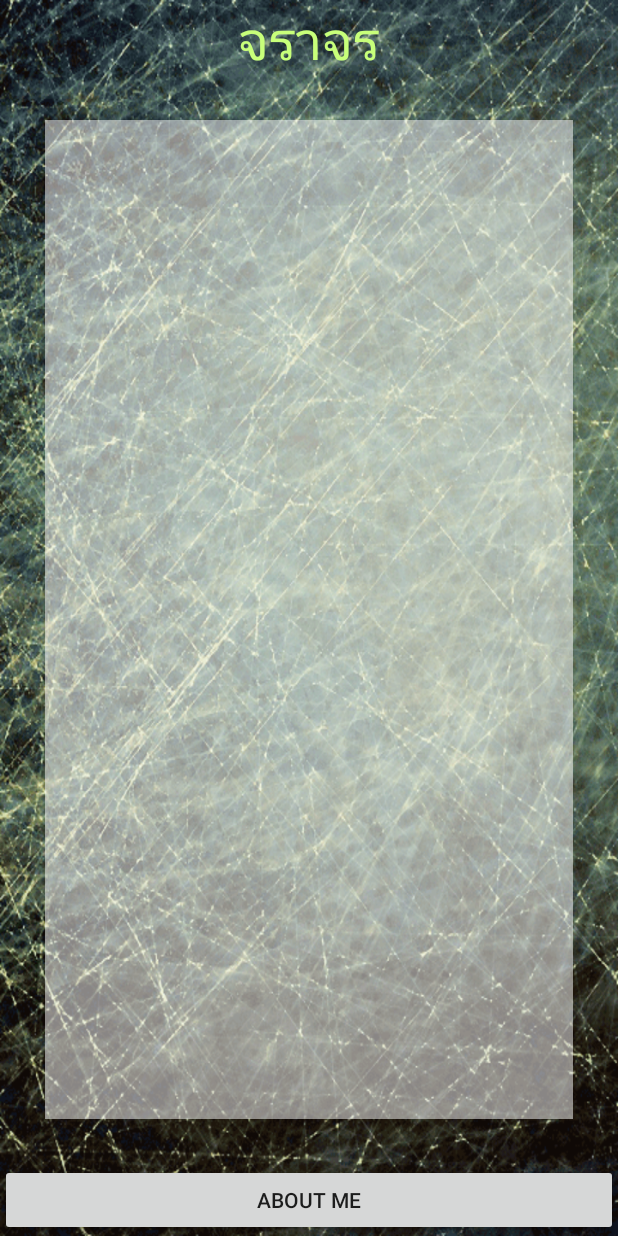
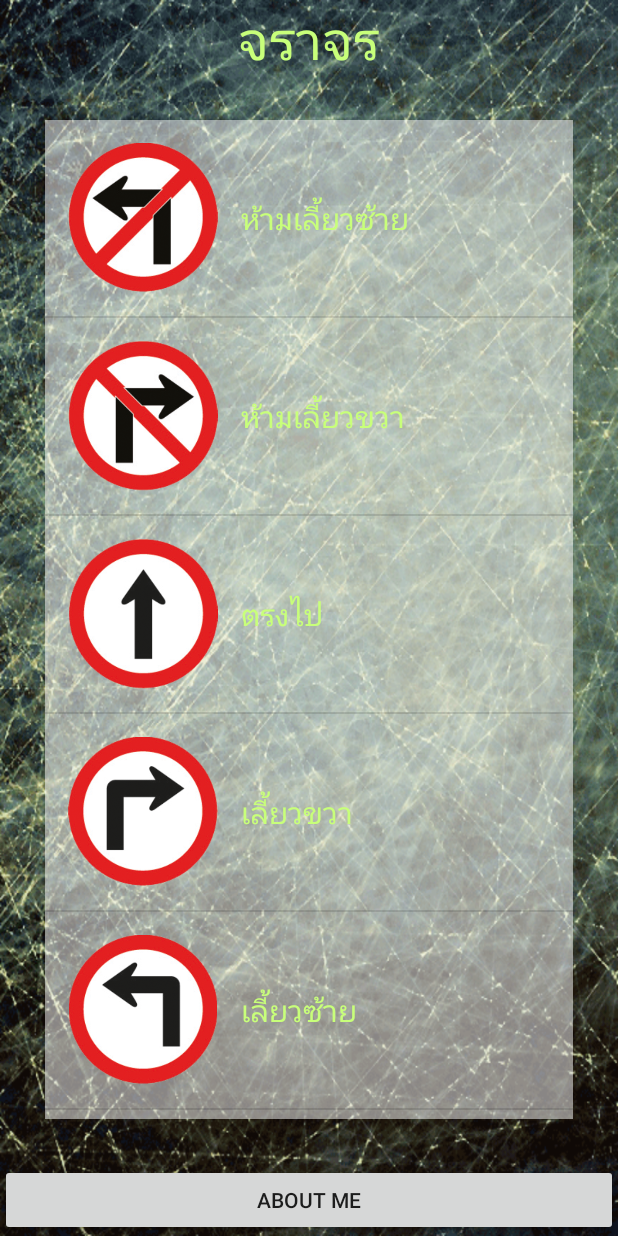
Before and after one commit to songwisit/BU_Traffic, an Android app: the screen it shows after launch (MainActivity), on a phone screen of 412 x 824 dp. Run offline under Robolectric (Android 15) with nearby library versions, the phone set to English and light mode, and no system bars.

Commit message:
ListView Finish

```diff
--- a/app/src/main/AndroidManifest.xml
+++ b/app/src/main/AndroidManifest.xml
@@ -15,6 +15,7 @@
                 <category android:name="android.intent.category.LAUNCHER" />
             </intent-filter>
         </activity>
+        <activity android:name=".DetailActivity"></activity>
     </application>
 
 </manifest>
--- a/app/src/main/java/bu/songwisit/butraffic/MainActivity.java
+++ b/app/src/main/java/bu/songwisit/butraffic/MainActivity.java
@@ -25,7 +25,61 @@
         //Button Controller
         buttonController();
 
+        //Create ListView
+        createListView();
+
     } // Main Method
+
+    private void createListView() {
+
+        //Setup Array
+        String[] strTitle = new String[20];
+        strTitle[0] = "ห้ามเลี้ยวซ้าย";
+        strTitle[1] = "ห้ามเลี้ยวขวา";
+        strTitle[2] = "ตรงไป";
+        strTitle[3] = "เลี้ยวขวา";
+        strTitle[4] = "เลี้ยวซ้าย";
+        strTitle[5] = "ทางออก";
+        strTitle[6] = "ทางเข้า";
+        strTitle[7] = "ทางออก";
+        strTitle[8] = "หยุด";
+        strTitle[9] = "จำกัดความสุง";
+        strTitle[10] = "ทางแยก";
+        strTitle[11] = "ห้ามกลับรถ";
+        strTitle[12] = "ห้ามจอด";
+        strTitle[13] = "รถสวน";
+        strTitle[14] = "ห้ามแซง";
+        strTitle[15] = "ทางเข้า";
+        strTitle[16] = "หยุดตรวจ";
+        strTitle[17] = "จำกัดความเร็ว";
+        strTitle[18] = "จำกัดความกว้าง";
+        strTitle[19] = "จำกัดความสุง";
+
+        int[] intIcon = {R.drawable.traffic_01,
+                R.drawable.traffic_02,
+                R.drawable.traffic_03,
+                R.drawable.traffic_04,
+                R.drawable.traffic_05,
+                R.drawable.traffic_06,
+                R.drawable.traffic_07,
+                R.drawable.traffic_08,
+                R.drawable.traffic_09,
+                R.drawable.traffic_10,
+                R.drawable.traffic_11,
+                R.drawable.traffic_12,
+                R.drawable.traffic_13,
+                R.drawable.traffic_14,
+                R.drawable.traffic_15,
+                R.drawable.traffic_16,
+                R.drawable.traffic_17,
+                R.drawable.traffic_18,
+                R.drawable.traffic_19,
+                R.drawable.traffic_20,
+        };
+
+        MyAdapter objMyAdaptor = new MyAdapter(MainActivity.this, strTitle, intIcon);
+        trafficListView.setAdapter(objMyAdaptor);
+    }
 
     private void buttonController() {
        aboutMeButton.setOnClickListener(new View.OnClickListener() {
--- a/app/src/main/java/bu/songwisit/butraffic/MyAdapter.java
+++ b/app/src/main/java/bu/songwisit/butraffic/MyAdapter.java
@@ -1,9 +1,12 @@
 package bu.songwisit.butraffic;
 
 import android.content.Context;
+import android.view.LayoutInflater;
 import android.view.View;
 import android.view.ViewGroup;
 import android.widget.BaseAdapter;
+import android.widget.ImageView;
+import android.widget.TextView;
 
 /**
  * Created by student on 11/14/2015.
@@ -23,7 +26,7 @@
 
     @Override
     public int getCount() {
-        return 0;
+        return titleStrings.length;
     }
 
     @Override
@@ -38,6 +41,17 @@
 
     @Override
     public View getView(int position, View convertView, ViewGroup parent) {
-        return null;
+        LayoutInflater objLayoutInflater = (LayoutInflater) objContext.getSystemService(Context.LAYOUT_INFLATER_SERVICE);
+        View objView = objLayoutInflater.inflate(R.layout.my_listview, parent, false);
+
+        //Set Title
+        TextView titleTextView = (TextView) objView.findViewById(R.id.textView2);
+        titleTextView.setText(titleStrings[position]);
+
+        //Setup Icon
+        ImageView iconImageView = (ImageView) objView.findViewById(R.id.imageView);
+        iconImageView.setImageResource(iconInts[position]);
+
+        return objView;
     }
 }   // Main Class
--- a/app/src/main/res/layout/my_listview.xml
+++ b/app/src/main/res/layout/my_listview.xml
@@ -14,7 +14,7 @@
         android:layout_height="wrap_content"
         android:text="New Text"
         android:id="@+id/textView2"
-        android:textSize="@dimen/h1"
+        android:textSize="@dimen/h2"
         android:layout_gravity="center_vertical"
         android:textColor="@color/text" />
 </LinearLayout>
```
Also changed, not shown: app/src/main/java/bu/songwisit/butraffic/DetailActivity.java (added, +13 -0 lines), app/src/main/res/layout/activity_detail.xml (added, +20 -0 lines).
